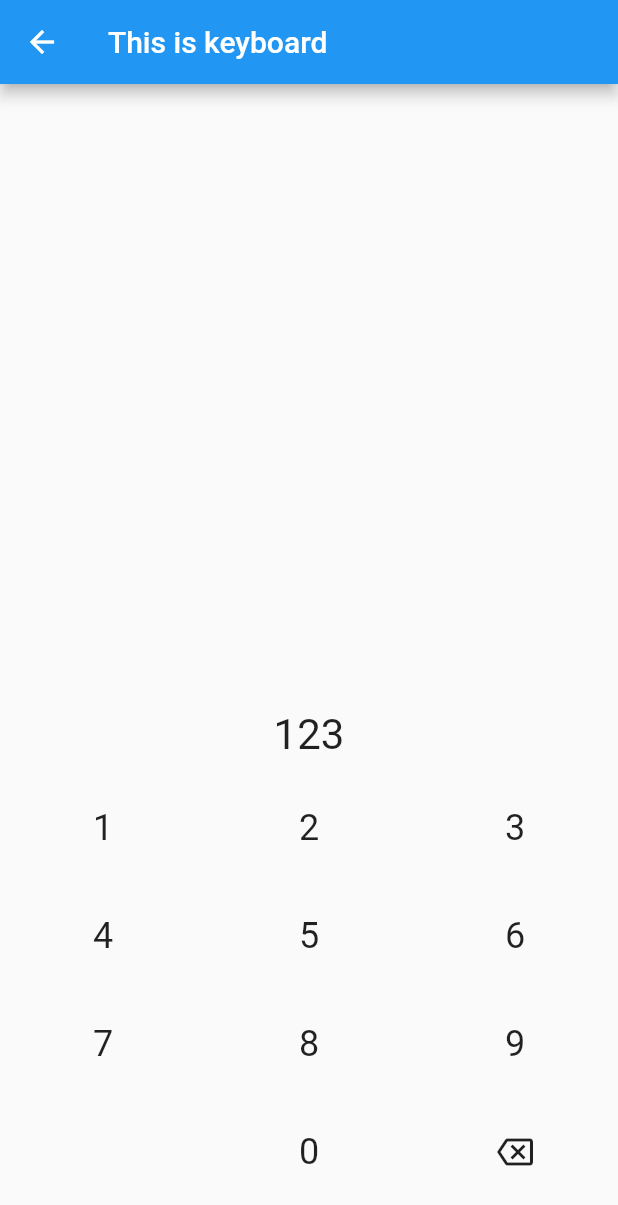
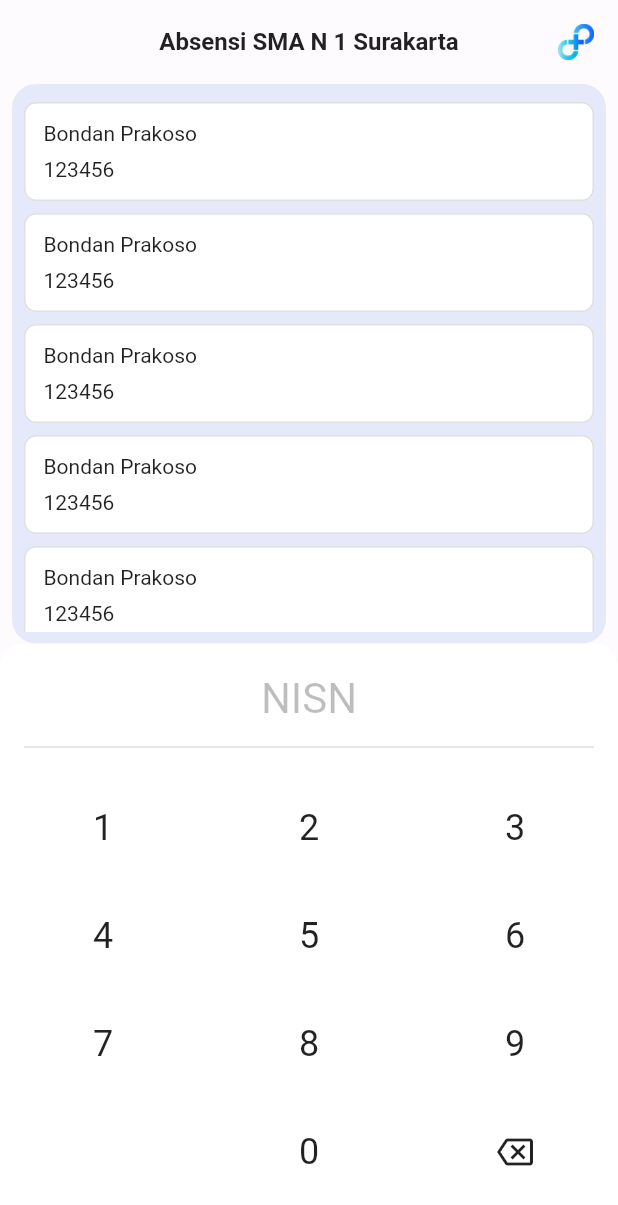
Before and after one commit to IvanSidiq/face_auth, a Flutter app: the screen it shows after launch, after a tap on "Keyboard", on a phone screen of 412 x 824 dp. Shown: the top 1205 px of the screen. Run offline on Flutter 3.47's test engine with Material 2 defaults, Android fonts, the phone set to English and light mode, and no system bars; drawn by our look-alikes of velocity_x; our stand-ins replace bloc, camera, flutter_bloc, flutter_hooks, gap, get and 2 more; missing offline and left inert: google_mlkit_face_detection, tflite_flutter; accounts and stored records are empty.

Commit message:
improve main UI

```diff
--- /dev/null
+++ b/lib/pages/choose_nisn_page.dart
@@ -0,0 +1,95 @@
+import 'package:flutter/material.dart';
+import 'package:gap/gap.dart';
+import 'package:get/get.dart';
+import 'package:velocity_x/velocity_x.dart';
+
+import 'keyboard_widget.dart';
+
+class ChooseNisnPage extends StatelessWidget {
+  const ChooseNisnPage({Key? key}) : super(key: key);
+
+  @override
+  Widget build(BuildContext context) {
+    return Scaffold(
+      backgroundColor: const Color(0xFFFEFBFF),
+      body: SafeArea(
+        child: ZStack([
+          VStack([
+            HStack([
+              Gap(24), //TODO logo sekolah
+              'Absensi SMA N 1 Surakarta'
+                  .text
+                  .center
+                  .size(16)
+                  .semiBold
+                  .make()
+                  .expand(),
+              Image.asset(
+                'assets/icons/icon.png',
+                width: 24,
+                height: 24,
+                fit: BoxFit.contain,
+              ),
+            ]).p16(),
+            ListView.builder(
+                    scrollDirection: Axis.vertical,
+                    itemCount: 10,
+                    itemBuilder: (context, index) {
+                      return VStack([
+                        'Bondan Prakoso'.text.make(),
+                        const Gap(8),
+                        '123456'.text.make()
+                      ])
+                          .box
+                          .p12
+                          .withRounded(value: 8)
+                          .color(Colors.white)
+                          .border(color: Colors.black12)
+                          .make()
+                          .pOnly(top: 4, bottom: 4);
+                    })
+                .w(Get.width)
+                .box
+                .withRounded(value: 16)
+                .p8
+                .color(const Color(0xFF2155CF).withOpacity(0.11))
+                .make()
+                .px(8)
+                .expand(),
+            const KeyboardWidget()
+                .box
+                // .withShadow([
+                //   const BoxShadow(
+                //       offset: Offset(0, -4),
+                //       blurRadius: 16,
+                //       spreadRadius: 0,
+                //       color: Color(0x1E000000))
+                // ])
+                .make(),
+          ]),
+          // DraggableScrollableSheet(
+          //   maxChildSize: 0.55,
+          //   minChildSize: 120 / Get.height,
+          //   initialChildSize: 120 / Get.height,
+          //   snap: true,
+          //   builder: (BuildContext context, ScrollController scrollController) {
+          //     return SingleChildScrollView(
+          //         controller: scrollController,
+          //         child: const KeyboardWidget()
+          //             .box
+          //             .withShadow([
+          //               const BoxShadow(
+          //                   offset: Offset(0, -4),
+          //                   blurRadius: 16,
+          //                   spreadRadius: 0,
+          //                   color: Color(0x1E000000))
+          //             ])
+          //             .make()
+          //             .pOnly(top: 20));
+          //   },
+          // ),
+        ]),
+      ),
+    );
+  }
+}
--- a/lib/pages/cubit/keyboard_cubit.dart
+++ b/lib/pages/cubit/keyboard_cubit.dart
@@ -5,7 +5,7 @@ part 'keyboard_state.dart';
 
 class KeyboardCubit extends Cubit<KeyboardState> {
   KeyboardCubit() : super(KeyboardInitial());
-  String keyController = '123';
+  String keyController = '';
 
   void addNum(String num) {
     emit(AddNum(num));
--- a/lib/pages/home_page.dart
+++ b/lib/pages/home_page.dart
@@ -1,9 +1,10 @@
 import 'dart:io';
 
+import 'package:face_auth/pages/choose_nisn_page.dart';
 import 'package:flutter/material.dart';
 import 'package:face_auth/pages/camera_page.dart';
 
-import 'keyboard_page.dart';
+import 'keyboard_widget.dart';
 
 class HomePage extends StatefulWidget {
   const HomePage({Key? key}) : super(key: key);
@@ -64,7 +65,7 @@ class _HomePageState extends State<HomePage> {
                   Navigator.push(
                     context,
                     MaterialPageRoute(
-                      builder: (context) => const KeyboardPage(),
+                      builder: (context) => const ChooseNisnPage(),
                     ),
                   );
                 },
--- a/lib/pages/keyboard_page.dart
+++ /dev/null
@@ -1,203 +0,0 @@
-import 'package:flutter/material.dart';
-import 'package:flutter_bloc/flutter_bloc.dart';
-import 'package:flutter_hooks/flutter_hooks.dart';
-import 'package:get/get.dart';
-import 'package:velocity_x/velocity_x.dart';
-
-import 'cubit/keyboard_cubit.dart';
-
-class KeyboardPage extends StatelessWidget {
-  const KeyboardPage({Key? key}) : super(key: key);
-
-  @override
-  Widget build(BuildContext context) {
-    return BlocProvider(
-      create: (context) => KeyboardCubit(),
-      child: const _KeyboardPage(),
-    );
-  }
-}
-
-class _KeyboardPage extends HookWidget {
-  const _KeyboardPage({Key? key}) : super(key: key);
-
-  @override
-  Widget build(BuildContext context) {
-    final cubit = context.read<KeyboardCubit>();
-
-    return Scaffold(
-      appBar: AppBar(title: 'This is keyboard'.text.make()),
-      body: VStack([
-        Container().expand(),
-        BlocConsumer<KeyboardCubit, KeyboardState>(
-          listener: (context, state) {
-            if (state is AddNum) {
-              cubit.keyController = cubit.keyController + state.num;
-            }
-            if (state is ReduceNum) {
-              if (cubit.keyController.isNotEmpty) {
-                cubit.keyController = cubit.keyController
-                    .substring(0, cubit.keyController.length - 1);
-              }
-            }
-          },
-          builder: (context, state) {
-            return cubit.keyController.text.center.size(28).make();
-          },
-        ).w(Get.width),
-        SizedBox(height: 20),
-        VStack(
-          [
-            HStack([
-              '1'
-                  .text
-                  .size(24)
-                  .makeCentered()
-                  .box
-                  .height(52)
-                  .color(Colors.transparent)
-                  .make()
-                  .onTap(() {
-                cubit.addNum('1');
-              }).expand(),
-              '2'
-                  .text
-                  .size(24)
-                  .makeCentered()
-                  .box
-                  .height(52)
-                  .color(Colors.transparent)
-                  .make()
-                  .onTap(() {
-                cubit.addNum('2');
-              }).expand(),
-              '3'
-                  .text
-                  .size(24)
-                  .makeCentered()
-                  .box
-                  .height(52)
-                  .color(Colors.transparent)
-                  .make()
-                  .onTap(() {
-                cubit.addNum('3');
-              }).expand()
-            ]).w(Get.width),
-            const SizedBox(
-              height: 20,
-            ),
-            HStack([
-              '4'
-                  .text
-                  .size(24)
-                  .makeCentered()
-                  .box
-                  .height(52)
-                  .color(Colors.transparent)
-                  .make()
-                  .onTap(() {
-                cubit.addNum('4');
-              }).expand(),
-              '5'
-                  .text
-                  .size(24)
-                  .makeCentered()
-                  .box
-                  .height(52)
-                  .color(Colors.transparent)
-                  .make()
-                  .onTap(() {
-                cubit.addNum('5');
-              }).expand(),
-              '6'
-                  .text
-                  .size(24)
-                  .makeCentered()
-                  .box
-                  .height(52)
-                  .color(Colors.transparent)
-                  .make()
-                  .onTap(() {
-                cubit.addNum('6');
-              }).expand()
-            ]).w(Get.width),
-            const SizedBox(
-              height: 20,
-            ),
-            HStack([
-              '7'
-                  .text
-                  .size(24)
-                  .makeCentered()
-                  .box
-                  .height(52)
-                  .color(Colors.transparent)
-                  .make()
-                  .onTap(() {
-                cubit.addNum('7');
-              }).expand(),
-              '8'
-                  .text
-                  .size(24)
-                  .makeCentered()
-                  .box
-                  .height(52)
-                  .color(Colors.transparent)
-                  .make()
-                  .onTap(() {
-                cubit.addNum('8');
-              }).expand(),
-              '9'
-                  .text
-                  .size(24)
-                  .makeCentered()
-                  .box
-                  .height(52)
-                  .color(Colors.transparent)
-                  .make()
-                  .onTap(() {
-                cubit.addNum('9');
-              }).expand()
-            ]).w(Get.width),
-            const SizedBox(
-              height: 20,
-            ),
-            HStack([
-              ' '
-                  .text
-                  .size(24)
-                  .makeCentered()
-                  .box
-                  .height(52)
-                  .color(Colors.transparent)
-                  .make()
-                  .onTap(() {})
-                  .expand(),
-              '0'
-                  .text
-                  .size(24)
-                  .makeCentered()
-                  .box
-                  .height(52)
-                  .color(Colors.transparent)
-                  .make()
-                  .onTap(() {
-                cubit.addNum('0');
-              }).expand(),
-              Icon(
-                Icons.backspace_outlined,
-                size: 24,
-              ).box.height(52).color(Colors.transparent).make().onTap(() {
-                cubit.reduceNum();
-              }).expand()
-            ]).w(Get.width),
-          ],
-          crossAlignment: CrossAxisAlignment.center,
-        ),
-        const SizedBox(
-          height: 30,
-        ),
-      ]),
-    );
-  }
-}
--- /dev/null
+++ b/lib/pages/keyboard_widget.dart
@@ -0,0 +1,214 @@
+import 'package:flutter/material.dart';
+import 'package:flutter_bloc/flutter_bloc.dart';
+import 'package:flutter_hooks/flutter_hooks.dart';
+import 'package:gap/gap.dart';
+import 'package:get/get.dart';
+import 'package:velocity_x/velocity_x.dart';
+
+import 'cubit/keyboard_cubit.dart';
+
+class KeyboardWidget extends StatelessWidget {
+  const KeyboardWidget({Key? key}) : super(key: key);
+
+  @override
+  Widget build(BuildContext context) {
+    return BlocProvider(
+      create: (context) => KeyboardCubit(),
+      child: const _KeyboardWidget(),
+    );
+  }
+}
+
+class _KeyboardWidget extends HookWidget {
+  const _KeyboardWidget({Key? key}) : super(key: key);
+
+  @override
+  Widget build(BuildContext context) {
+    final cubit = context.read<KeyboardCubit>();
+
+    return VStack([
+      // Gap(20),
+      // HStack(
+      //   [
+      //     VxBox()
+      //         .height(4)
+      //         .width(40)
+      //         .color(const Color(0xFF45464F).withOpacity(0.12))
+      //         .rounded
+      //         .make(),
+      //   ],
+      //   alignment: MainAxisAlignment.center,
+      // ).w(Get.width),
+      const Gap(20),
+      BlocConsumer<KeyboardCubit, KeyboardState>(
+        listener: (context, state) {
+          if (state is AddNum) {
+            cubit.keyController = cubit.keyController + state.num;
+          }
+          if (state is ReduceNum) {
+            if (cubit.keyController.isNotEmpty) {
+              cubit.keyController = cubit.keyController
+                  .substring(0, cubit.keyController.length - 1);
+            }
+          }
+        },
+        builder: (context, state) {
+          if (cubit.keyController != '') {
+            return cubit.keyController.text.center.size(28).make();
+          } else {
+            return 'NISN'.text.color(Colors.black26).center.size(28).make();
+          }
+        },
+      ).w(Get.width),
+      const Gap(8),
+      const Divider(
+        thickness: 1,
+        color: Colors.black12,
+      ).px(16),
+      const Gap(20),
+      VStack(
+        [
+          HStack([
+            '1'
+                .text
+                .size(24)
+                .makeCentered()
+                .box
+                .height(52)
+                .color(Colors.transparent)
+                .make()
+                .onTap(() {
+              cubit.addNum('1');
+            }).expand(),
+            '2'
+                .text
+                .size(24)
+                .makeCentered()
+                .box
+                .height(52)
+                .color(Colors.transparent)
+                .make()
+                .onTap(() {
+              cubit.addNum('2');
+            }).expand(),
+            '3'
+                .text
+                .size(24)
+                .makeCentered()
+                .box
+                .height(52)
+                .color(Colors.transparent)
+                .make()
+                .onTap(() {
+              cubit.addNum('3');
+            }).expand()
+          ]).w(Get.width),
+          const Gap(20),
+          HStack([
+            '4'
+                .text
+                .size(24)
+                .makeCentered()
+                .box
+                .height(52)
+                .color(Colors.transparent)
+                .make()
+                .onTap(() {
+              cubit.addNum('4');
+            }).expand(),
+            '5'
+                .text
+                .size(24)
+                .makeCentered()
+                .box
+                .height(52)
+                .color(Colors.transparent)
+                .make()
+                .onTap(() {
+              cubit.addNum('5');
+            }).expand(),
+            '6'
+                .text
+                .size(24)
+                .makeCentered()
+                .box
+                .height(52)
+                .color(Colors.transparent)
+                .make()
+                .onTap(() {
+              cubit.addNum('6');
+            }).expand()
+          ]).w(Get.width),
+          const Gap(20),
+          HStack([
+            '7'
+                .text
+                .size(24)
+                .makeCentered()
+                .box
+                .height(52)
+                .color(Colors.transparent)
+                .make()
+                .onTap(() {
+              cubit.addNum('7');
+            }).expand(),
+            '8'
+                .text
+                .size(24)
+                .makeCentered()
+                .box
+                .height(52)
+                .color(Colors.transparent)
+                .make()
+                .onTap(() {
+              cubit.addNum('8');
+            }).expand(),
+            '9'
+                .text
+                .size(24)
+                .makeCentered()
+                .box
+                .height(52)
+                .color(Colors.transparent)
+                .make()
+                .onTap(() {
+              cubit.addNum('9');
+            }).expand()
+          ]).w(Get.width),
+          const Gap(20),
+          HStack([
+            ' '
+                .text
+                .size(24)
+                .makeCentered()
+                .box
+                .height(52)
+                .color(Colors.transparent)
+                .make()
+                .onTap(() {})
+                .expand(),
+            '0'
+                .text
+                .size(24)
+                .makeCentered()
+                .box
+                .height(52)
+                .color(Colors.transparent)
+                .make()
+                .onTap(() {
+              cubit.addNum('0');
+            }).expand(),
+            const Icon(
+              Icons.backspace_outlined,
+              size: 24,
+            ).box.height(52).color(Colors.transparent).make().onTap(() {
+              cubit.reduceNum();
+            }).expand()
+          ]).w(Get.width),
+        ],
+        crossAlignment: CrossAxisAlignment.center,
+      ),
+      const Gap(30),
+    ]).box.color(Colors.white).topRounded(value: 16).make();
+  }
+}
--- a/pubspec.yaml
+++ b/pubspec.yaml
@@ -42,6 +42,7 @@ dependencies:
   sqflite: ^2.0.3+1
   get: ^4.6.5
   velocity_x: ^3.5.1
+  gap: ^2.0.0
 
   # The following adds the Cupertino Icons font to your application.
   # Use with the CupertinoIcons class for iOS style icons.
@@ -74,6 +75,7 @@ flutter:
   #   - images/a_dot_ham.jpeg
   assets:
     - assets/mobilefacenet.tflite
+    - assets/icons/
 
   # An image asset can refer to one or more resolution-specific "variants", see
   # https://flutter.dev/assets-and-images/#resolution-aware
```
Also changed, not shown: assets/icons/icon.png (added), pubspec.lock.
